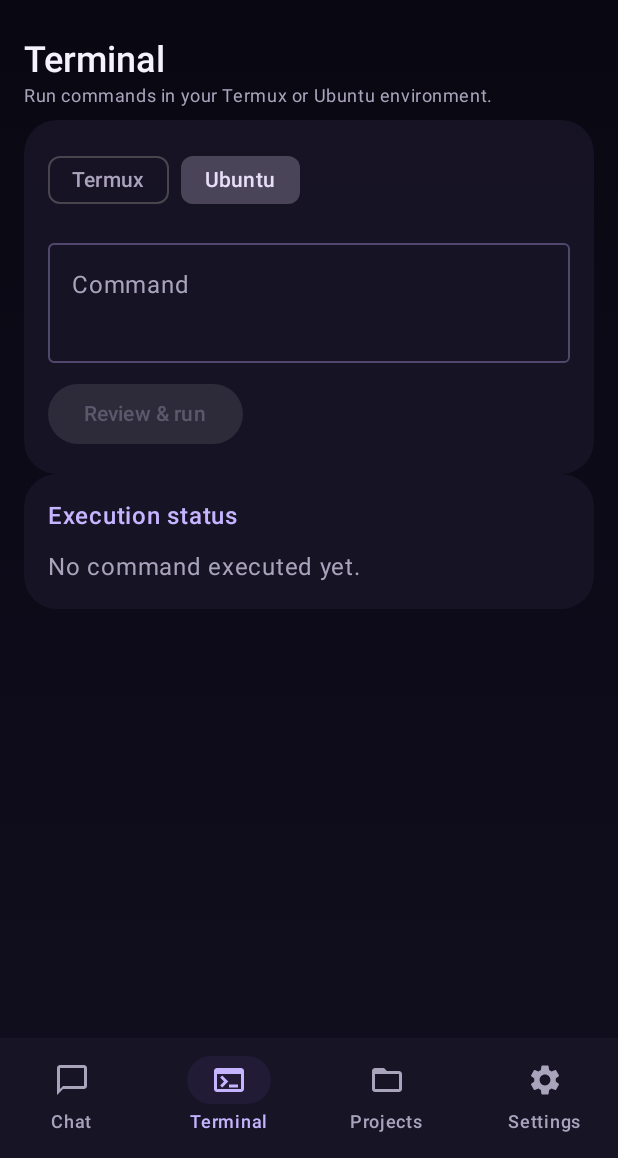
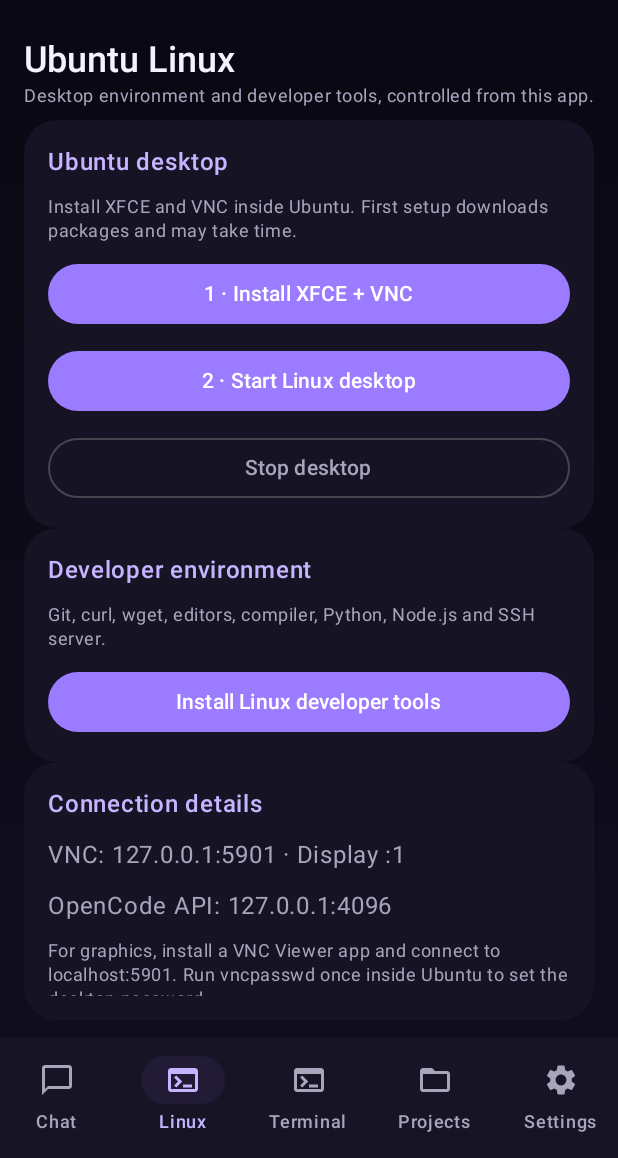
Before and after one commit to padhiyarparesh777-oss/Tittu-AI-Command-Center, an Android app built with Jetpack Compose: the screen it shows after launch (MainActivity), item 2 of the bottom bar chosen, on a phone screen of 412 x 824 dp, the part 78-1236 px from its top. Run offline under Robolectric (Android 15) with nearby library versions, the phone set to English and light mode, and no system bars; network calls fail.

Commit message:
Add Linux desktop and developer tools control panel

```diff
--- a/app/src/main/java/com/tittu/commandcenter/MainActivity.kt
+++ b/app/src/main/java/com/tittu/commandcenter/MainActivity.kt
@@ -68,7 +68,7 @@ class MainActivity : ComponentActivity() {
 }
 
 private enum class AppTab(val title: String) {
-    CHAT("Chat"), TERMINAL("Terminal"), PROJECTS("Projects"), SETTINGS("Settings")
+    CHAT("Chat"), LINUX("Linux"), TERMINAL("Terminal"), PROJECTS("Projects"), SETTINGS("Settings")
 }
 
 private data class ChatLine(val text: String, val fromUser: Boolean)
@@ -145,6 +145,7 @@ private fun CommandCenterApp(onRequestTermuxPermission: () -> Unit) {
                 AppTab.entries.forEach { tab ->
                     val icon = when (tab) {
                         AppTab.CHAT -> Icons.Default.ChatBubbleOutline
+                        AppTab.LINUX -> Icons.Default.Terminal
                         AppTab.TERMINAL -> Icons.Default.Terminal
                         AppTab.PROJECTS -> Icons.Default.FolderOpen
                         AppTab.SETTINGS -> Icons.Default.Settings
@@ -269,6 +270,40 @@ private fun CommandCenterApp(onRequestTermuxPermission: () -> Unit) {
                         }, enabled = !busy) { Text("＋ New session", color = Lavender) }
                     }
                 }
+                AppTab.LINUX -> {
+                    SectionHeading("Ubuntu Linux", "Desktop environment and developer tools, controlled from this app.")
+                    GlassPanel(Modifier.fillMaxWidth()) {
+                        Text("Ubuntu desktop", color = Lavender, fontWeight = FontWeight.SemiBold)
+                        Text("Install XFCE and VNC inside Ubuntu. First setup downloads packages and may take time.", color = Muted, style = MaterialTheme.typography.bodySmall)
+                        Button(onClick = {
+                            if (!TermuxBridge.isTermuxInstalled(context)) output = "Install Termux first."
+                            else if (!TermuxBridge.hasPermission(context)) onRequestTermuxPermission()
+                            else TermuxBridge.setupUbuntuDesktop(context).onSuccess { output = "Ubuntu desktop setup started in background." }.onFailure { output = "Setup could not start: ${it.message}" }
+                        }, modifier = Modifier.fillMaxWidth()) { Text("1 · Install XFCE + VNC") }
+                        Button(onClick = {
+                            if (!TermuxBridge.hasPermission(context)) onRequestTermuxPermission()
+                            else TermuxBridge.startUbuntuDesktop(context).onSuccess { output = "VNC start requested. Connect VNC Viewer to 127.0.0.1:5901." }.onFailure { output = "Could not start desktop: ${it.message}" }
+                        }, modifier = Modifier.fillMaxWidth()) { Text("2 · Start Linux desktop") }
+                        OutlinedButton(onClick = {
+                            TermuxBridge.stopUbuntuDesktop(context).onSuccess { output = "VNC stop requested." }.onFailure { output = "Could not stop desktop: ${it.message}" }
+                        }, modifier = Modifier.fillMaxWidth()) { Text("Stop desktop") }
+                    }
+                    GlassPanel(Modifier.fillMaxWidth()) {
+                        Text("Developer environment", color = Lavender, fontWeight = FontWeight.SemiBold)
+                        Text("Git, curl, wget, editors, compiler, Python, Node.js and SSH server.", color = Muted, style = MaterialTheme.typography.bodySmall)
+                        Button(onClick = {
+                            if (!TermuxBridge.hasPermission(context)) onRequestTermuxPermission()
+                            else TermuxBridge.installDeveloperTools(context).onSuccess { output = "Developer tools installation started in Ubuntu background." }.onFailure { output = "Could not start install: ${it.message}" }
+                        }, modifier = Modifier.fillMaxWidth()) { Text("Install Linux developer tools") }
+                    }
+                    GlassPanel(Modifier.fillMaxWidth()) {
+                        Text("Connection details", color = Lavender, fontWeight = FontWeight.SemiBold)
+                        Text("VNC: 127.0.0.1:5901 · Display :1", color = Muted)
+                        Text("OpenCode API: 127.0.0.1:4096", color = Muted)
+                        Text("For graphics, install a VNC Viewer app and connect to localhost:5901. Run vncpasswd once inside Ubuntu to set the desktop password.", color = Muted, style = MaterialTheme.typography.bodySmall)
+                    }
+                    GlassPanel(Modifier.fillMaxWidth()) { Text("Activity", color = Lavender, fontWeight = FontWeight.SemiBold); Text(output, color = Muted) }
+                }
                 AppTab.TERMINAL -> {
                     SectionHeading("Terminal", "Run commands in your Termux or Ubuntu environment.")
                     GlassPanel(Modifier.fillMaxWidth()) {
```
